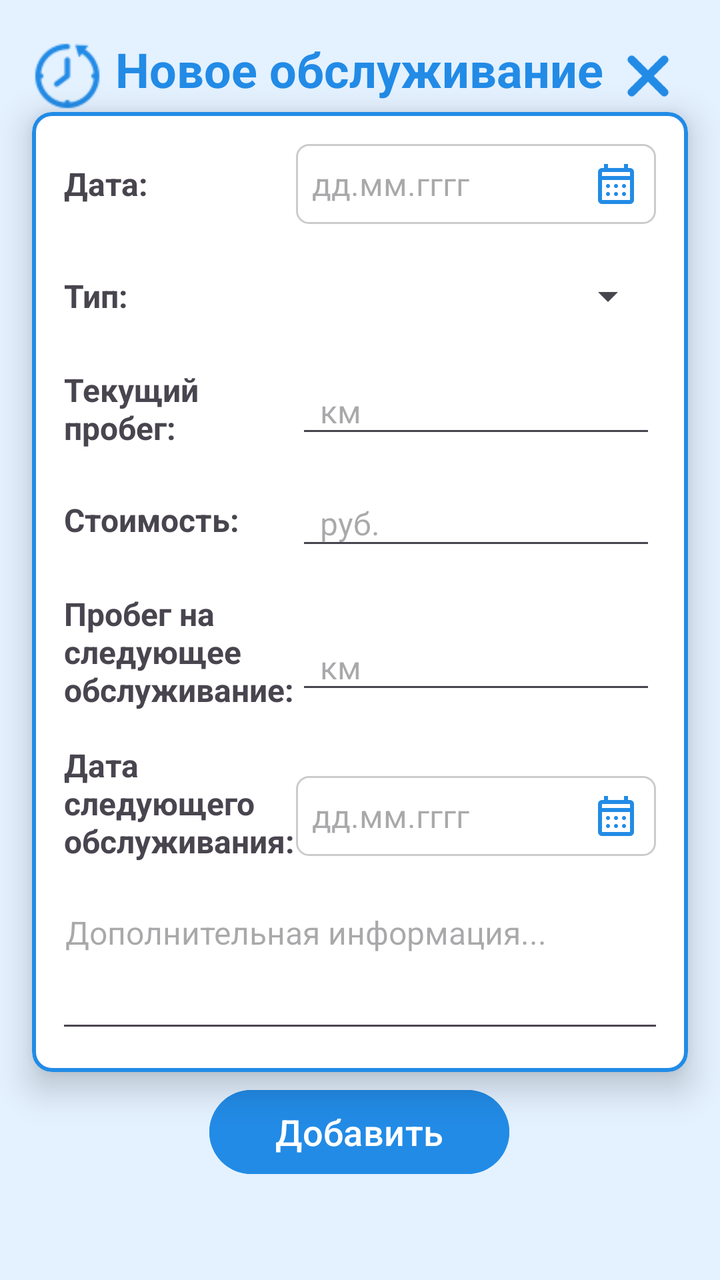
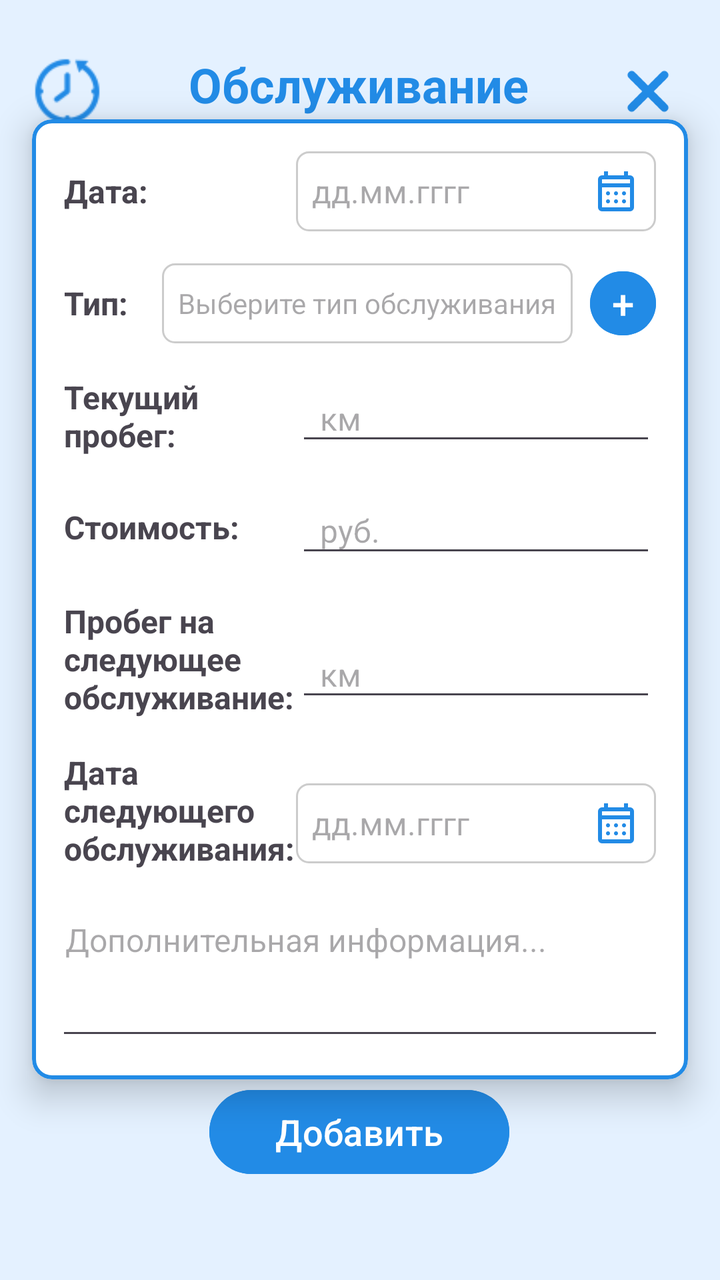

Two renders of the same Android screen: before a commit and after it. Below are the layout's source before the change and the commit's diff.
<!-- AndroidManifest.xml: application theme Theme.MyCar -->
<!-- res/layout/activity_main_maintenance.xml -->
<?xml version="1.0" encoding="utf-8"?>
<androidx.constraintlayout.widget.ConstraintLayout xmlns:android="http://schemas.android.com/apk/res/android"
    xmlns:app="http://schemas.android.com/apk/res-auto"
    xmlns:tools="http://schemas.android.com/tools"
    android:layout_width="match_parent"
    android:layout_height="match_parent"
    android:background="#E4F1FF"
    tools:context=".MainActivityMaintenance">

    

    <ImageView
        android:id="@+id/imageView12"
        android:layout_width="40dp"
        android:layout_height="40dp"
        app:layout_constraintBottom_toBottomOf="parent"
        app:layout_constraintEnd_toEndOf="parent"
        app:layout_constraintHorizontal_bias="0.043"
        app:layout_constraintStart_toStartOf="parent"
        app:layout_constraintTop_toTopOf="parent"
        app:layout_constraintVertical_bias="0.03"
        app:srcCompat="@drawable/history" />

    <TextView
        android:id="@+id/textView2"
        android:layout_width="wrap_content"
        android:layout_height="wrap_content"
        android:text="Новое обслуживание"
        android:textColor="#228BE6"
        android:textSize="24sp"
        android:textStyle="bold"
        app:layout_constraintBottom_toBottomOf="parent"
        app:layout_constraintEnd_toEndOf="parent"
        app:layout_constraintHorizontal_bias="0.497"
        app:layout_constraintStart_toStartOf="parent"
        app:layout_constraintTop_toTopOf="parent"
        app:layout_constraintVertical_bias="0.03" />

    <androidx.cardview.widget.CardView
        android:id="@+id/cardView"
        android:layout_width="0dp"
        android:layout_height="wrap_content"
        app:cardBackgroundColor="#228BE6"
        app:layout_constraintBottom_toBottomOf="parent"
        app:layout_constraintEnd_toEndOf="parent"
        app:layout_constraintStart_toStartOf="parent"/>

    <com.google.android.material.card.MaterialCardView
        android:id="@+id/maintenanceCardView"
        android:layout_width="0dp"
        android:layout_height="480dp"
        android:layout_marginStart="16dp"
        android:layout_marginTop="32dp"
        android:layout_marginEnd="16dp"
        android:layout_marginBottom="32dp"
        app:cardBackgroundColor="@android:color/white"
        app:cardCornerRadius="10dp"
        app:cardElevation="10dp"
        app:layout_constraintBottom_toTopOf="@+id/addMaintenanceButton"
        app:layout_constraintEnd_toEndOf="parent"
        app:layout_constraintStart_toStartOf="parent"
        app:layout_constraintTop_toBottomOf="@+id/textView2"
        app:strokeColor="#228BE6"
        app:strokeWidth="2dp">

        <androidx.constraintlayout.widget.ConstraintLayout
            android:layout_width="match_parent"
            android:layout_height="match_parent"
            android:padding="16dp">

            

            <TextView
                android:id="@+id/nextServiceDateEditText"
                android:layout_width="180dp"
                android:layout_height="40dp"
                android:layout_marginTop="36dp"

                android:layout_weight="1"
                android:background="@drawable/bg_edit_text"
                android:clickable="true"
                android:drawableEnd="@drawable/calendar"
                android:focusable="true"
                android:gravity="center_vertical"
                android:hint="дд.мм.гггг"
                android:paddingStart="8dp"
                android:paddingEnd="8dp"
                android:textSize="16sp"
                app:layout_constraintEnd_toEndOf="parent"
                app:layout_constraintTop_toBottomOf="@+id/nextServiceMileageEditText" />

            <TextView
                android:id="@+id/textViewDateLabel"
                android:layout_width="100dp"
                android:layout_height="40dp"
                android:gravity="center_vertical"
                android:text="Дата:"
                android:textSize="16sp"
                android:textStyle="bold"
                app:layout_constraintStart_toStartOf="parent"
                app:layout_constraintTop_toTopOf="parent" />

            
            <TextView
                android:id="@+id/textViewServiceTypeLabel"
                android:layout_width="40dp"
                android:layout_height="40dp"
                android:layout_marginTop="16dp"
                android:gravity="center_vertical"
                android:text="Тип:"
                android:textSize="16sp"
                android:textStyle="bold"
                app:layout_constraintStart_toStartOf="parent"
                app:layout_constraintTop_toBottomOf="@+id/textViewDateLabel" />

            <Spinner
                android:id="@+id/serviceTypeSpinner"
                android:layout_width="250dp"
                android:layout_height="40dp"
                android:layout_marginTop="16dp"
                android:paddingStart="12dp"
                app:layout_constraintEnd_toEndOf="parent"
                app:layout_constraintTop_toBottomOf="@+id/dateEditText" />

            
            <TextView
                android:id="@+id/textViewMileageLabel"
                android:layout_width="100dp"
                android:layout_height="40dp"
                android:layout_marginTop="16dp"
                android:gravity="center_vertical"
                android:text="Текущий пробег:"
                android:textSize="16sp"
                android:textStyle="bold"
                app:layout_constraintStart_toStartOf="parent"
                app:layout_constraintTop_toBottomOf="@+id/textViewServiceTypeLabel" />

            <EditText
                android:id="@+id/mileageEditText"
                android:layout_width="180dp"
                android:layout_height="40dp"
                android:layout_marginTop="16dp"
                android:hint="км"
                android:inputType="numberDecimal"
                android:paddingStart="12dp"
                android:textSize="16sp"
                app:layout_constraintEnd_toEndOf="parent"
                app:layout_constraintTop_toBottomOf="@+id/serviceTypeSpinner" />

            
            <TextView
                android:id="@+id/textViewAmountLabel"
                android:layout_width="100dp"
                android:layout_height="40dp"
                android:layout_marginTop="16dp"
                android:gravity="center_vertical"
                android:text="Стоимость:"
                android:textSize="16sp"
                android:textStyle="bold"
                app:layout_constraintStart_toStartOf="parent"
                app:layout_constraintTop_toBottomOf="@+id/textViewMileageLabel" />

            <EditText
                android:id="@+id/amountEditText"
                android:layout_width="180dp"
                android:layout_height="40dp"
                android:layout_marginTop="16dp"
                android:hint="руб."
                android:inputType="numberDecimal"
                android:paddingStart="12dp"
                android:textSize="16sp"
                app:layout_constraintEnd_toEndOf="parent"
                app:layout_constraintTop_toBottomOf="@+id/mileageEditText" />

            
            <TextView
                android:id="@+id/textViewNextServiceLabel"
                android:layout_width="119dp"
                android:layout_height="wrap_content"
                android:layout_marginTop="16dp"
                android:gravity="center_vertical"
                android:text="Пробег на следующее обслуживание:"
                android:textSize="16sp"
                android:textStyle="bold"
                app:layout_constraintStart_toStartOf="parent"
                app:layout_constraintTop_toBottomOf="@+id/textViewAmountLabel" />

            <TextView
                android:id="@+id/textViewNextServiceLabel4"
                android:layout_width="122dp"
                android:layout_height="wrap_content"
                android:layout_marginTop="16dp"
                android:gravity="center_vertical"
                android:text="Дата следующего обслуживания:"
                android:textSize="16sp"
                android:textStyle="bold"
                app:layout_constraintStart_toStartOf="parent"
                app:layout_constraintTop_toBottomOf="@+id/textViewNextServiceLabel" />

            

            <EditText
                android:id="@+id/nextServiceMileageEditText"
                android:layout_width="180dp"
                android:layout_height="40dp"
                android:layout_marginTop="32dp"
                android:hint="км"
                android:inputType="number"
                android:maxLength="10"
                android:paddingStart="12dp"
                android:textSize="16sp"
                app:layout_constraintEnd_toEndOf="parent"
                app:layout_constraintTop_toBottomOf="@+id/amountEditText" />

            <EditText
                android:id="@+id/descriptionEditText"
                android:layout_width="320dp"
                android:layout_height="74dp"
                android:layout_marginTop="16dp"
                android:gravity="top"
                android:hint="Дополнительная информация..."
                android:inputType="textMultiLine"
                android:paddingStart="12dp"
                android:paddingTop="8dp"
                android:textSize="16sp"
                app:layout_constraintEnd_toEndOf="parent"
                app:layout_constraintHorizontal_bias="0.49"
                app:layout_constraintStart_toStartOf="parent"
                app:layout_constraintTop_toBottomOf="@+id/textViewNextServiceLabel4" />

            <TextView
                android:id="@+id/dateEditText"
                android:layout_width="180dp"
                android:layout_height="40dp"
                android:layout_weight="1"
                android:background="@drawable/bg_edit_text"
                android:clickable="true"

                android:drawableEnd="@drawable/calendar"
                android:focusable="true"
                android:gravity="center_vertical"
                android:hint="дд.мм.гггг"
                android:paddingStart="8dp"
                android:paddingEnd="8dp"
                android:textSize="16sp"
                app:layout_constraintEnd_toEndOf="parent"
                app:layout_constraintTop_toTopOf="parent" />

        </androidx.constraintlayout.widget.ConstraintLayout>
    </com.google.android.material.card.MaterialCardView>

    <Button
        android:id="@+id/addMaintenanceButton"
        android:layout_width="150dp"
        android:layout_height="50dp"
        android:backgroundTint="#228BE6"
        android:text="Добавить"
        android:textSize="18sp"
        app:layout_constraintBottom_toBottomOf="parent"
        app:layout_constraintEnd_toEndOf="parent"
        app:layout_constraintHorizontal_bias="0.498"
        app:layout_constraintStart_toStartOf="parent"
        app:layout_constraintTop_toTopOf="parent"
        app:layout_constraintVertical_bias="0.917" />

    <ImageView
        android:id="@+id/imageViewCancel"
        android:layout_width="40dp"
        android:layout_height="40dp"
        android:layout_marginEnd="16dp"
        android:contentDescription="Отмена"
        android:tint="#228BE6"
        app:layout_constraintBottom_toBottomOf="parent"
        app:layout_constraintEnd_toEndOf="parent"
        app:layout_constraintHorizontal_bias="1.0"
        app:layout_constraintStart_toEndOf="@+id/textView2"
        app:layout_constraintTop_toTopOf="parent"
        app:layout_constraintVertical_bias="0.03"
        app:srcCompat="@drawable/cancel" />

    
    <FrameLayout
        android:id="@+id/progressOverlay"
        android:layout_width="match_parent"
        android:layout_height="match_parent"
        android:background="#40E4F1FF"
        android:visibility="gone"
        android:elevation="10dp">
        <ProgressBar
            android:layout_width="64dp"
            android:layout_height="64dp"
            android:layout_gravity="center"
            android:indeterminateTint="#228BE6" />
    </FrameLayout>

</androidx.constraintlayout.widget.ConstraintLayout>
<!-- resources referenced by this layout -->
<resources>
  <!-- drawable bg_edit_text (drawable) -->
  <?xml version="1.0" encoding="utf-8"?>
  <shape xmlns:android="http://schemas.android.com/apk/res/android"
      android:shape="rectangle">
      <solid android:color="#FFFFFF" />
      <stroke android:width="1dp" android:color="#CCCCCC" />
      <corners android:radius="6dp" />
  </shape>
  <!-- drawable calendar (drawable) -->
  <vector xmlns:android="http://schemas.android.com/apk/res/android"
      android:width="24dp"
      android:height="24dp"
      android:viewportWidth="960"
      android:viewportHeight="960">
    <path
        android:pathData="M200,880q-33,0 -56.5,-23.5T120,800v-560q0,-33 23.5,-56.5T200,160h40v-80h80v80h320v-80h80v80h40q33,0 56.5,23.5T840,240v560q0,33 -23.5,56.5T760,880L200,880ZM200,800h560v-400L200,400v400ZM200,320h560v-80L200,240v80ZM200,320v-80,80ZM480,560q-17,0 -28.5,-11.5T440,520q0,-17 11.5,-28.5T480,480q17,0 28.5,11.5T520,520q0,17 -11.5,28.5T480,560ZM291.5,548.5Q280,537 280,520t11.5,-28.5Q303,480 320,480t28.5,11.5Q360,503 360,520t-11.5,28.5Q337,560 320,560t-28.5,-11.5ZM640,560q-17,0 -28.5,-11.5T600,520q0,-17 11.5,-28.5T640,480q17,0 28.5,11.5T680,520q0,17 -11.5,28.5T640,560ZM480,720q-17,0 -28.5,-11.5T440,680q0,-17 11.5,-28.5T480,640q17,0 28.5,11.5T520,680q0,17 -11.5,28.5T480,720ZM291.5,708.5Q280,697 280,680t11.5,-28.5Q303,640 320,640t28.5,11.5Q360,663 360,680t-11.5,28.5Q337,720 320,720t-28.5,-11.5ZM640,720q-17,0 -28.5,-11.5T600,680q0,-17 11.5,-28.5T640,640q17,0 28.5,11.5T680,680q0,17 -11.5,28.5T640,720Z"
        android:fillColor="#228BE6"/>
  </vector>
  <!-- drawable cancel: png bitmap (drawable, 43065 bytes) -->
  <!-- drawable history: png bitmap (drawable, 1255 bytes) -->
  <style name="Theme.MyCar" parent="Base.Theme.MyCar" />
  <style name="Base.Theme.MyCar" parent="Theme.Material3.DayNight.NoActionBar">
          <item name="colorPrimary">@color/my_home_bar_color</item>
          <item name="colorSecondary">@color/my_home_bar_color</item>
          <item name="android:statusBarColor">@color/my_status_bar_color</item>
          <item name="android:navigationBarColor">@color/my_status_bar_color</item>
          <item name="android:windowAnimationStyle">@style/ActivityAnimation</item>
      </style>
  <color name="my_home_bar_color">#228BE6</color>
  <color name="my_status_bar_color">#E4F1FF</color>
  <style name="ActivityAnimation" parent="@android:style/Animation.Activity">
          <item name="android:activityOpenEnterAnimation">@anim/slide_in_right</item>
          <item name="android:activityOpenExitAnimation">@anim/slide_out_left</item>
          <item name="android:activityCloseEnterAnimation">@anim/slide_in_left</item>
          <item name="android:activityCloseExitAnimation">@anim/slide_out_right</item>
      </style>
</resources>

<!-- the commit's change to res/layout/activity_main_maintenance.xml (unified diff, before → after) -->
@@ -13,6 +13,7 @@
         android:id="@+id/imageView12"
         android:layout_width="40dp"
         android:layout_height="40dp"
+        android:layout_marginTop="8dp"
         app:layout_constraintBottom_toBottomOf="parent"
         app:layout_constraintEnd_toEndOf="parent"
         app:layout_constraintHorizontal_bias="0.043"
@@ -25,7 +26,8 @@
         android:id="@+id/textView2"
         android:layout_width="wrap_content"
         android:layout_height="wrap_content"
-        android:text="Новое обслуживание"
+        android:layout_marginTop="8dp"
+        android:text="Обслуживание"
         android:textColor="#228BE6"
         android:textSize="24sp"
         android:textStyle="bold"
@@ -113,16 +115,40 @@
                 app:layout_constraintStart_toStartOf="parent"
                 app:layout_constraintTop_toBottomOf="@+id/textViewDateLabel" />
 
-            <Spinner
+            <TextView
                 android:id="@+id/serviceTypeSpinner"
-                android:layout_width="250dp"
-                android:layout_height="40dp"
-                android:layout_marginTop="16dp"
-                android:paddingStart="12dp"
-                app:layout_constraintEnd_toEndOf="parent"
+                android:layout_width="wrap_content"
+                android:layout_height="40dp"
+                android:layout_marginStart="8dp"
+                android:layout_marginTop="16dp"
+                android:layout_marginEnd="8dp"
+                android:background="@drawable/bg_edit_text"
+                android:clickable="true"
+                android:ellipsize="end"
+                android:focusable="true"
+                android:gravity="center_vertical"
+                android:hint="Выберите тип обслуживания"
+                android:maxLines="1"
+                android:paddingStart="8dp"
+                android:paddingEnd="8dp"
+                android:textSize="14sp"
+                app:layout_constraintEnd_toStartOf="@+id/addServiceTypeButton"
+                app:layout_constraintStart_toEndOf="@+id/textViewServiceTypeLabel"
                 app:layout_constraintTop_toBottomOf="@+id/dateEditText" />
 
             
+            <Button
+                android:id="@+id/addServiceTypeButton"
+                android:layout_width="33dp"
+                android:layout_height="40dp"
+                android:layout_marginTop="16dp"
+                android:backgroundTint="#228BE6"
+                android:padding="0dp"
+                android:text="+"
+                android:textSize="20sp"
+                app:layout_constraintEnd_toEndOf="parent"
+                app:layout_constraintTop_toBottomOf="@+id/dateEditText" />
+
             <TextView
                 android:id="@+id/textViewMileageLabel"
                 android:layout_width="100dp"
@@ -267,6 +293,7 @@
         android:id="@+id/imageViewCancel"
         android:layout_width="40dp"
         android:layout_height="40dp"
+        android:layout_marginTop="8dp"
         android:layout_marginEnd="16dp"
         android:contentDescription="Отмена"
         android:tint="#228BE6"
